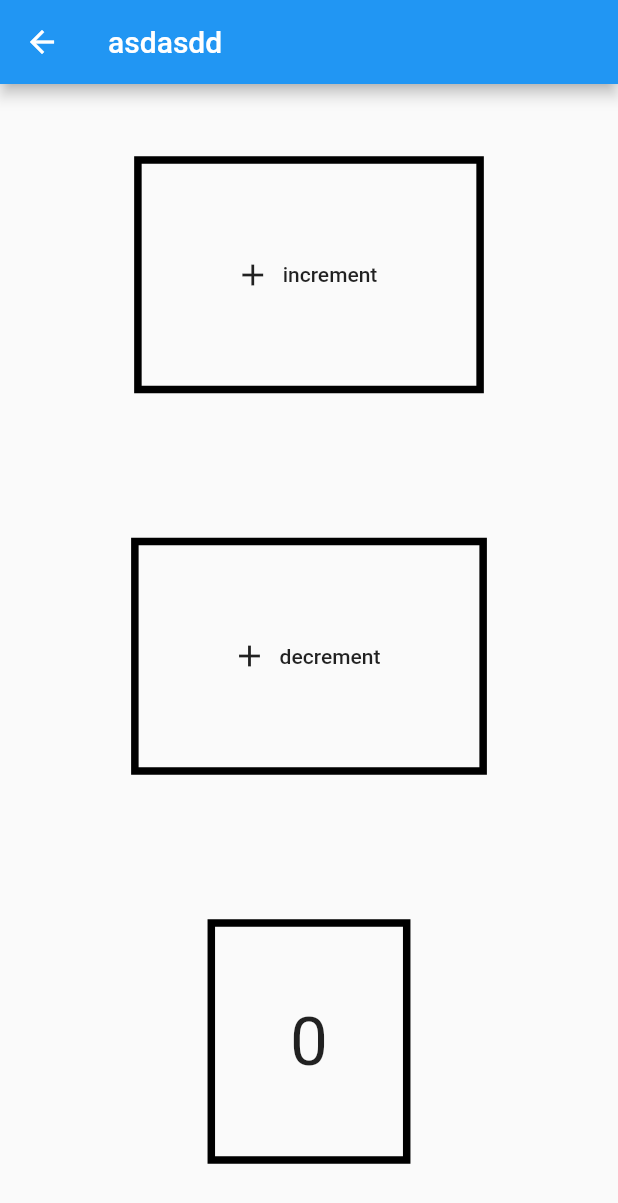
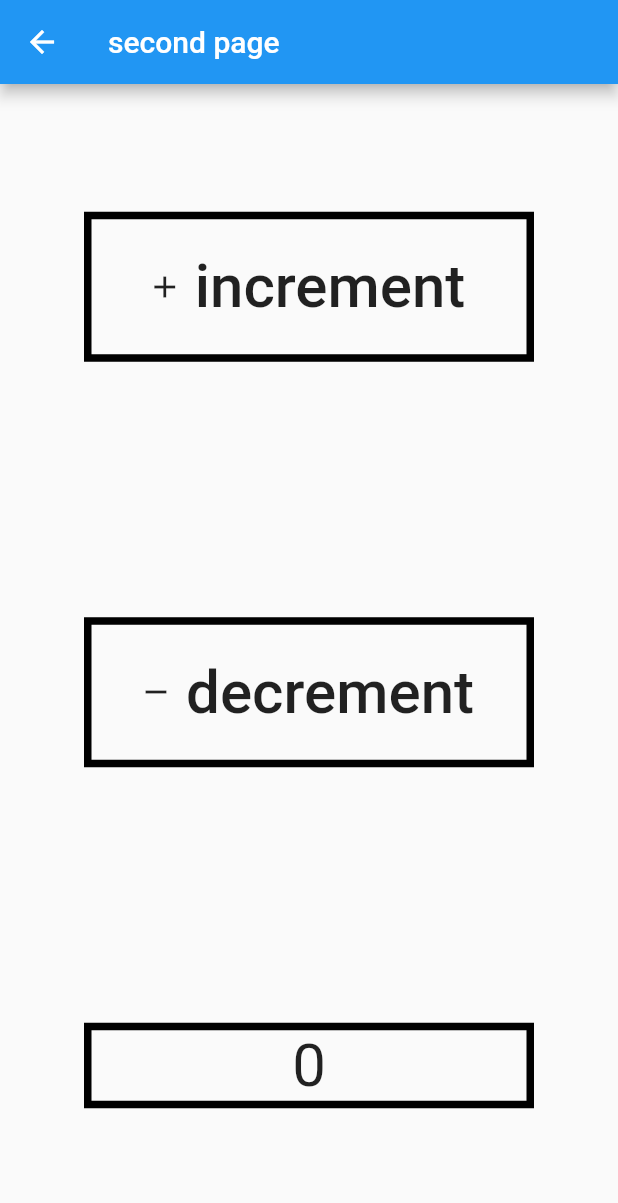
Before and after one commit to yusufferdogan/flutter_bloc_tutorial, a Flutter app: the MainPage screen opened directly, after a tap on "Go To First Page", after a tap on "Go To Second Page", on a phone screen of 412 x 824 dp. Shown: the top 1203 px of the screen. Run offline on Flutter 3.47's test engine with Material 2 defaults, Android fonts, the phone set to English and light mode, and no system bars; our stand-ins replace equatable, flutter_bloc.

Commit message:
Page Bloc Re-Implemented with Page-Name

```diff
--- a/lib/blocs/counter_bloc/counter_state.dart
+++ b/lib/blocs/counter_bloc/counter_state.dart
@@ -13,6 +13,8 @@ class CounterState {
 //  factory CounterState.decrement() => CounterState._()..counter -= 1;
 
   get getter => counter;
+
+  get currentPage => null;
 }
 
 //class InitialState extends CounterState {
--- a/lib/blocs/page_bloc/page_bloc.dart
+++ b/lib/blocs/page_bloc/page_bloc.dart
@@ -9,7 +9,9 @@ class PageBloc extends Bloc<PageEvent, PageState> {
   Stream<PageState> mapEventToState(PageEvent event) async* {
     if (event is PageChanged) {
       Navigator.of(event.context).pushNamed(event.routeName);
-      yield PageState(currentPage: event.pageNum);
+      print(
+          'Stream<PageState> mapEventToState(PageEvent event) async* {${event.pageName}');
+      yield PageState(pageName: event.pageName);
     }
   }
 }
--- a/lib/blocs/page_bloc/page_event.dart
+++ b/lib/blocs/page_bloc/page_event.dart
@@ -6,10 +6,10 @@ abstract class PageEvent extends Equatable {}
 class PageChanged extends PageEvent {
   final BuildContext context;
   final String routeName;
-  final int pageNum;
+  final String pageName;
 
   PageChanged(
-      {@required this.pageNum,
+      {@required this.pageName,
       @required this.context,
       @required this.routeName});
 
@@ -17,5 +17,5 @@ class PageChanged extends PageEvent {
   String toString() => 'PageChanged {routeName: $routeName}';
 
   @override
-  List<Object> get props => [context, routeName];
+  List<Object> get props => [context, routeName, pageName];
 }
--- a/lib/blocs/page_bloc/page_state.dart
+++ b/lib/blocs/page_bloc/page_state.dart
@@ -1,14 +1,14 @@
 import 'package:flutter/material.dart';
 
 class PageState {
-  final int currentPage;
+  final String pageName;
 
-  PageState({@required this.currentPage});
+  PageState({@required this.pageName});
 
   @override
   String toString() {
     return '''PageState {
-      pageIndex: $currentPage
+      pageIndex: $pageName
     }''';
   }
 }
--- a/lib/main.dart
+++ b/lib/main.dart
@@ -19,7 +19,7 @@ class MyApp extends StatelessWidget {
           create: (context) => CounterBloc(CounterState(counter: 0)),
         ),
         BlocProvider(
-          create: (context) => PageBloc(PageState(currentPage: 0)),
+          create: (context) => PageBloc(PageState(pageName: 'Main Page')),
         ),
       ],
       child: MaterialApp(
--- a/lib/pages/first_page.dart
+++ b/lib/pages/first_page.dart
@@ -1,6 +1,7 @@
 import 'package:bloc_deneme/blocs/counter_bloc/counter_bloc.dart';
 import 'package:bloc_deneme/blocs/counter_bloc/counter_event.dart';
 import 'package:bloc_deneme/blocs/counter_bloc/counter_state.dart';
+import 'package:bloc_deneme/blocs/page_bloc/bloc.dart';
 import 'package:flutter/material.dart';
 import 'package:flutter_bloc/flutter_bloc.dart';
 
@@ -25,17 +26,19 @@ class _FirstPageState extends State<FirstPage> {
 
   @override
   Widget build(BuildContext context) {
+    return BlocConsumer<PageBloc, PageState>(
+      builder: (context, pageState) {
         return BlocConsumer<CounterBloc, CounterState>(
           builder: (BuildContext context, state) {
             return Scaffold(
               appBar: AppBar(
-            title: Text('asdasdd'),
+                title: Text(pageState.pageName),
               ),
               body: Column(
-            mainAxisAlignment: MainAxisAlignment.end,
+                mainAxisAlignment: MainAxisAlignment.spaceEvenly,
                 children: [
                   Container(
-                padding: EdgeInsets.all(50),
+                    width: 300,
                     decoration: BoxDecoration(
                         border: Border.all(
                       color: Colors.black,
@@ -47,11 +50,14 @@ class _FirstPageState extends State<FirstPage> {
                       icon: Icon(
                         Icons.add,
                       ),
-                  label: Text('increment'),
+                      label: Text(
+                        'increment',
+                        style: TextStyle(fontSize: 40),
+                      ),
                     ),
                   ),
                   Container(
-                padding: EdgeInsets.all(50),
+                    width: 300,
                     decoration: BoxDecoration(
                         border: Border.all(
                       color: Colors.black,
@@ -61,22 +67,27 @@ class _FirstPageState extends State<FirstPage> {
                       key: ValueKey('4'),
                       onPressed: () => _decrement(),
                       icon: Icon(
-                    Icons.add,
+                        Icons.remove,
                       ),
-                  label: Text('decrement'),
+                      label: Text(
+                        'decrement',
+                        style: TextStyle(fontSize: 40),
+                      ),
                     ),
                   ),
                   Center(
                     child: Container(
-                  padding: EdgeInsets.all(50),
+                      width: 300,
                       decoration: BoxDecoration(
                           border: Border.all(
                         color: Colors.black,
                         width: 5,
                       )),
+                      child: Center(
                         child: Text(
                           '${state.counter}',
-                    style: TextStyle(fontSize: 45),
+                          style: TextStyle(fontSize: 40),
+                        ),
                       ),
                     ),
                   ),
@@ -84,6 +95,11 @@ class _FirstPageState extends State<FirstPage> {
               ),
             );
           },
+          listener: (context, state) {
+            print('FirstPage::::::${state.currentPage}');
+          },
+        );
+      },
       listener: (context, state) {},
     );
   }
--- a/lib/pages/main_page.dart
+++ b/lib/pages/main_page.dart
@@ -15,17 +15,17 @@ class MainPage extends StatefulWidget {
 class _MainPageState extends State<MainPage> {
   void _goToFirstPage() {
     BlocProvider.of<PageBloc>(context).add(
-      PageChanged(context: context, routeName: FIRST_PAGE_URL, pageNum: 1),
+      PageChanged(
+          context: context, routeName: FIRST_PAGE_URL, pageName: 'first page'),
     );
   }
 
   void _goToSecondPage() {
     BlocProvider.of<PageBloc>(context).add(
       PageChanged(
-        context: context,
-        routeName: SECOND_PAGE_URL,
-        pageNum: 2,
-      ),
+          context: context,
+          routeName: SECOND_PAGE_URL,
+          pageName: 'second page'),
     );
   }
 
@@ -33,9 +33,10 @@ class _MainPageState extends State<MainPage> {
   Widget build(BuildContext context) {
     return BlocConsumer<PageBloc, PageState>(
       builder: (context, state) {
+        print('number:::::::::::::${state.pageName}');
         return Scaffold(
           appBar: AppBar(
-            title: Text(Routes.bodyTitle[state.currentPage]),
+            title: Text(state.pageName),
           ),
           body: Center(
             child: Column(
@@ -75,7 +76,9 @@ class _MainPageState extends State<MainPage> {
           ),
         );
       },
-      listener: (context, state) {},
+      listener: (context, state) {
+        print('MainPage::::::${state.pageName}');
+      },
     );
   }
 }
--- a/lib/pages/second_page.dart
+++ b/lib/pages/second_page.dart
@@ -1,9 +1,13 @@
 import 'package:bloc_deneme/blocs/counter_bloc/counter_bloc.dart';
 import 'package:bloc_deneme/blocs/counter_bloc/counter_event.dart';
 import 'package:bloc_deneme/blocs/counter_bloc/counter_state.dart';
+import 'package:bloc_deneme/blocs/page_bloc/page_bloc.dart';
+import 'package:bloc_deneme/blocs/page_bloc/page_state.dart';
 import 'package:flutter/cupertino.dart';
 import 'package:flutter/material.dart';
 import 'package:flutter_bloc/flutter_bloc.dart';
+
+import '../routes.dart';
 
 class SecondPage extends StatefulWidget {
   @override
@@ -26,17 +30,21 @@ class _SecondPageState extends State<SecondPage> {
 
   @override
   Widget build(BuildContext context) {
+    return BlocConsumer<PageBloc, PageState>(
+        listener: (context, pageState) {},
+        builder: (context, pageState) {
           return BlocConsumer<CounterBloc, CounterState>(
             builder: (BuildContext context, state) {
               return Scaffold(
                 appBar: AppBar(
-            title: Text('asdasdd'),
+                  title: Text(pageState.pageName),
                 ),
                 body: Column(
                   mainAxisAlignment: MainAxisAlignment.spaceAround,
                   children: [
                     Container(
-                padding: EdgeInsets.all(50),
+                      width: 300,
+                      height: 100,
                       decoration: BoxDecoration(
                         border: Border.all(
                           color: Colors.black,
@@ -49,11 +57,15 @@ class _SecondPageState extends State<SecondPage> {
                         icon: Icon(
                           Icons.add,
                         ),
-                  label: Text('increment'),
+                        label: Text(
+                          'increment',
+                          style: TextStyle(fontSize: 40),
+                        ),
                       ),
                     ),
                     Container(
-                padding: EdgeInsets.all(50),
+                      width: 300,
+                      height: 100,
                       decoration: BoxDecoration(
                         border: Border.all(
                           color: Colors.black,
@@ -64,22 +76,26 @@ class _SecondPageState extends State<SecondPage> {
                         key: ValueKey('2'),
                         onPressed: () => _decrement(),
                         icon: Icon(
-                    Icons.add,
+                          Icons.remove,
                         ),
-                  label: Text('decrement'),
+                        label: Text(
+                          'decrement',
+                          style: TextStyle(fontSize: 40),
+                        ),
                       ),
                     ),
                     Center(
                       child: Container(
-                  child: Text(
-                    '${state.counter}',
-                    style: TextStyle(fontSize: 45),
-                  ),
-                  padding: EdgeInsets.all(50),
+                        width: 300,
                         decoration: BoxDecoration(
                             border: Border.all(
                           color: Colors.black,
                           width: 5,
+                        )),
+                        child: Center(
+                          child: Text(
+                            '${state.counter}',
+                            style: TextStyle(fontSize: 40),
                           ),
                         ),
                       ),
@@ -88,7 +104,10 @@ class _SecondPageState extends State<SecondPage> {
                 ),
               );
             },
-      listener: (context, state) {},
+            listener: (context, state) {
+              print('SecondPage::::::${state.currentPage}');
+            },
           );
+        });
   }
 }
--- a/lib/routes.dart
+++ b/lib/routes.dart
@@ -13,7 +13,7 @@ class Routes {
     FIRST_PAGE_URL: (context) => FirstPage(),
     SECOND_PAGE_URL: (context) => SecondPage(),
   };
-  static final bodyTitle = ["FirstPage", "SecondPage"];
+  static final bodyTitle = ["MainPage", "FirstPage", "SecondPage"];
   static final bodyList = <Widget>[
     FirstPage(),
     SecondPage(),
```
Lines whose indentation alone changed are shown as unchanged.
